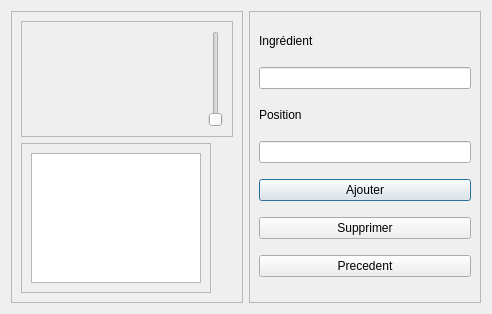
Above: Logiciel/pi_controller/HMI2/bouteilles.ui from emilerenaud/BartendUS-GROS4 before the change. Below: the same form after it.
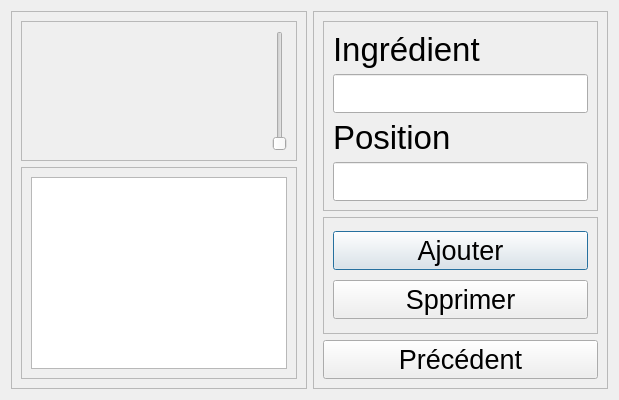
That is the form after the change. Icons and pictures are not drawn.

Commit message: Oublie de push (modif fait durant la journee de projet)

What changed in the file:
```diff
--- a/Logiciel/pi_controller/HMI2/bouteilles.ui
+++ b/Logiciel/pi_controller/HMI2/bouteilles.ui
@@ -6,8 +6,8 @@
    <rect>
     <x>0</x>
     <y>0</y>
-    <width>492</width>
-    <height>314</height>
+    <width>619</width>
+    <height>400</height>
    </rect>
   </property>
   <property name="windowTitle">
@@ -22,6 +22,12 @@
        <height>0</height>
       </size>
      </property>
+     <property name="maximumSize">
+      <size>
+       <width>1000</width>
+       <height>16777215</height>
+      </size>
+     </property>
      <property name="frameShape">
       <enum>QFrame::StyledPanel</enum>
      </property>
@@ -31,6 +37,12 @@
      <layout class="QVBoxLayout" name="verticalLayout">
       <item>
        <widget class="QFrame" name="frame_4">
+        <property name="maximumSize">
+         <size>
+          <width>16777215</width>
+          <height>300</height>
+         </size>
+        </property>
         <property name="frameShape">
          <enum>QFrame::StyledPanel</enum>
         </property>
@@ -57,10 +69,16 @@
       </item>
       <item>
        <widget class="QFrame" name="frame_3">
+        <property name="minimumSize">
+         <size>
+          <width>0</width>
+          <height>0</height>
+         </size>
+        </property>
         <property name="maximumSize">
          <size>
-          <width>190</width>
-          <height>150</height>
+          <width>10000</width>
+          <height>10000</height>
          </size>
         </property>
         <property name="frameShape">
@@ -69,13 +87,19 @@
         <property name="frameShadow">
          <enum>QFrame::Raised</enum>
         </property>
-        <layout class="QGridLayout" name="gridLayout">
-         <item row="0" column="0">
+        <layout class="QVBoxLayout" name="verticalLayout_3">
+         <item>
           <widget class="QListWidget" name="liste_bouteilles">
+           <property name="minimumSize">
+            <size>
+             <width>100</width>
+             <height>100</height>
+            </size>
+           </property>
            <property name="maximumSize">
             <size>
              <width>16777215</width>
-             <height>200</height>
+             <height>600</height>
             </size>
            </property>
           </widget>
@@ -96,67 +120,116 @@
      </property>
      <layout class="QVBoxLayout" name="verticalLayout_2">
       <item>
-       <widget class="QLabel" name="label_3">
+       <widget class="QFrame" name="frame_6">
         <property name="maximumSize">
          <size>
           <width>16777215</width>
-          <height>20</height>
+          <height>450</height>
          </size>
         </property>
-        <property name="text">
-         <string>Ingrédient</string>
+        <property name="frameShape">
+         <enum>QFrame::StyledPanel</enum>
         </property>
+        <property name="frameShadow">
+         <enum>QFrame::Raised</enum>
+        </property>
+        <layout class="QVBoxLayout" name="verticalLayout_4">
+         <item>
+          <widget class="QLabel" name="label_2">
+           <property name="font">
+            <font>
+             <pointsize>25</pointsize>
+            </font>
+           </property>
+           <property name="text">
+            <string>Ingrédient</string>
+           </property>
+          </widget>
+         </item>
+         <item>
+          <widget class="QLineEdit" name="ingredient_ligne">
+           <property name="font">
+            <font>
+             <pointsize>20</pointsize>
+            </font>
+           </property>
+          </widget>
+         </item>
+         <item>
+          <widget class="QLabel" name="label_3">
+           <property name="font">
+            <font>
+             <pointsize>25</pointsize>
+            </font>
+           </property>
+           <property name="text">
+            <string>Position</string>
+           </property>
+          </widget>
+         </item>
+         <item>
+          <widget class="QLineEdit" name="position_ingredient_ligne">
+           <property name="font">
+            <font>
+             <pointsize>20</pointsize>
+            </font>
+           </property>
+          </widget>
+         </item>
+        </layout>
        </widget>
       </item>
       <item>
-       <widget class="QLineEdit" name="ingredient_ligne"/>
-      </item>
-      <item>
-       <widget class="QLabel" name="label_2">
+       <widget class="QFrame" name="frame_5">
         <property name="maximumSize">
          <size>
           <width>16777215</width>
-          <height>20</height>
+          <height>300</height>
          </size>
         </property>
-        <property name="text">
-         <string>Position</string>
+        <property name="frameShape">
+         <enum>QFrame::StyledPanel</enum>
         </property>
-       </widget>
-      </item>
-      <item>
-       <widget class="QLineEdit" name="position_ingredient_ligne"/>
-      </item>
-      <item>
-       <widget class="QPushButton" name="ajouter">
-        <property name="maximumSize">
-         <size>
-          <width>1000</width>
-          <height>16777215</height>
-         </size>
+        <property name="frameShadow">
+         <enum>QFrame::Raised</enum>
         </property>
-        <property name="text">
-         <string>Ajouter</string>
-        </property>
-       </widget>
-      </item>
-      <item>
-       <widget class="QPushButton" name="supprimer">
-        <property name="maximumSize">
-         <size>
-          <width>1000</width>
-          <height>16777215</height>
-         </size>
-        </property>
-        <property name="text">
-         <string>Supprimer</string>
-        </property>
+        <layout class="QVBoxLayout" name="verticalLayout_5">
+         <item>
+          <widget class="QPushButton" name="ajouter">
+           <property name="font">
+            <font>
+             <pointsize>20</pointsize>
+            </font>
+           </property>
+           <property name="text">
+            <string>Ajouter</string>
+           </property>
+          </widget>
+         </item>
+         <item>
+          <widget class="QPushButton" name="supprimer">
+           <property name="font">
+            <font>
+             <pointsize>20</pointsize>
+            </font>
+           </property>
+           <property name="text">
+            <string>Spprimer</string>
+           </property>
+          </widget>
+         </item>
+        </layout>
        </widget>
       </item>
       <item>
        <widget class="QPushButton" name="precedent">
+        <property name="font">
+         <font>
+          <pointsize>20</pointsize>
+         </font>
+        </property>
         <property name="text">
-         <string>Precedent</string>
+         <string>Précédent</string>
         </property>
        </widget>
       </item>
```
The commit also changes 3 other files.
